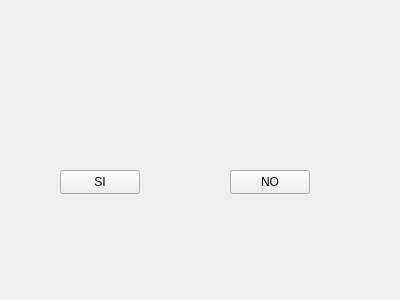
molautaro/interfazAGV, file confirmacionenvio.ui: the form before one commit.
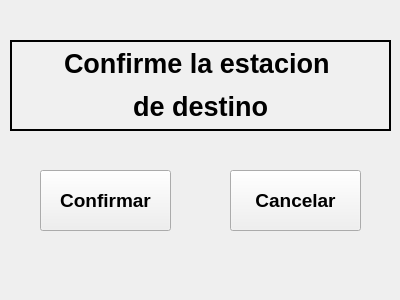
The form after the commit.

What changed in the file:
```diff
--- a/confirmacionenvio.ui
+++ b/confirmacionenvio.ui
@@ -16,14 +16,20 @@
   <widget class="QPushButton" name="pushButton">
    <property name="geometry">
     <rect>
-     <x>60</x>
+     <x>40</x>
      <y>170</y>
-     <width>80</width>
-     <height>24</height>
+     <width>131</width>
+     <height>61</height>
     </rect>
    </property>
+   <property name="font">
+    <font>
+     <pointsize>14</pointsize>
+     <bold>true</bold>
+    </font>
+   </property>
    <property name="text">
-    <string>SI</string>
+    <string>Confirmar</string>
    </property>
   </widget>
   <widget class="QPushButton" name="pushButton_2">
@@ -31,12 +37,63 @@
     <rect>
      <x>230</x>
      <y>170</y>
-     <width>80</width>
-     <height>24</height>
+     <width>131</width>
+     <height>61</height>
     </rect>
    </property>
+   <property name="font">
+    <font>
+     <pointsize>14</pointsize>
+     <bold>true</bold>
+    </font>
+   </property>
+   <property name="styleSheet">
+    <string notr="true">background-color: rgb(240, 240, 240);
+color: rgb(0, 0, 0);
+</string>
+   </property>
    <property name="text">
-    <string>NO</string>
+    <string>Cancelar</string>
+   </property>
+  </widget>
+  <widget class="QLabel" name="label">
+   <property name="geometry">
+    <rect>
+     <x>10</x>
+     <y>40</y>
+     <width>381</width>
+     <height>91</height>
+    </rect>
+   </property>
+   <property name="font">
+    <font>
+     <pointsize>20</pointsize>
+    </font>
+   </property>
+   <property name="styleSheet">
+    <string notr="true">color: rgb(0, 0, 0);
+background-color: rgb(240, 240, 240);</string>
+   </property>
+   <property name="frameShape">
+    <enum>QFrame::WinPanel</enum>
+   </property>
+   <property name="frameShadow">
+    <enum>QFrame::Plain</enum>
+   </property>
+   <property name="lineWidth">
+    <number>8</number>
+   </property>
+   <property name="text">
+    <string>&lt;html&gt;&lt;head/&gt;&lt;body&gt;&lt;p align=&quot;center&quot;&gt;&lt;span style=&quot; font-weight:700; color:#000000;&quot;&gt;Confirme la estacion &lt;/span&gt;&lt;/p&gt;&lt;p align=&quot;center&quot;&gt;&lt;span style=&quot; font-weight:700; color:#000000;&quot;&gt;de destino&lt;/span&gt;&lt;/p&gt;&lt;/body&gt;&lt;/html&gt;</string>
+   </property>
+   <property name="alignment">
+    <set>Qt::AlignCenter</set>
+   </property>
+   <property name="margin">
+    <number>0</number>
+   </property>
+   <property name="indent">
+    <number>-1</number>
    </property>
   </widget>
  </widget>
```
